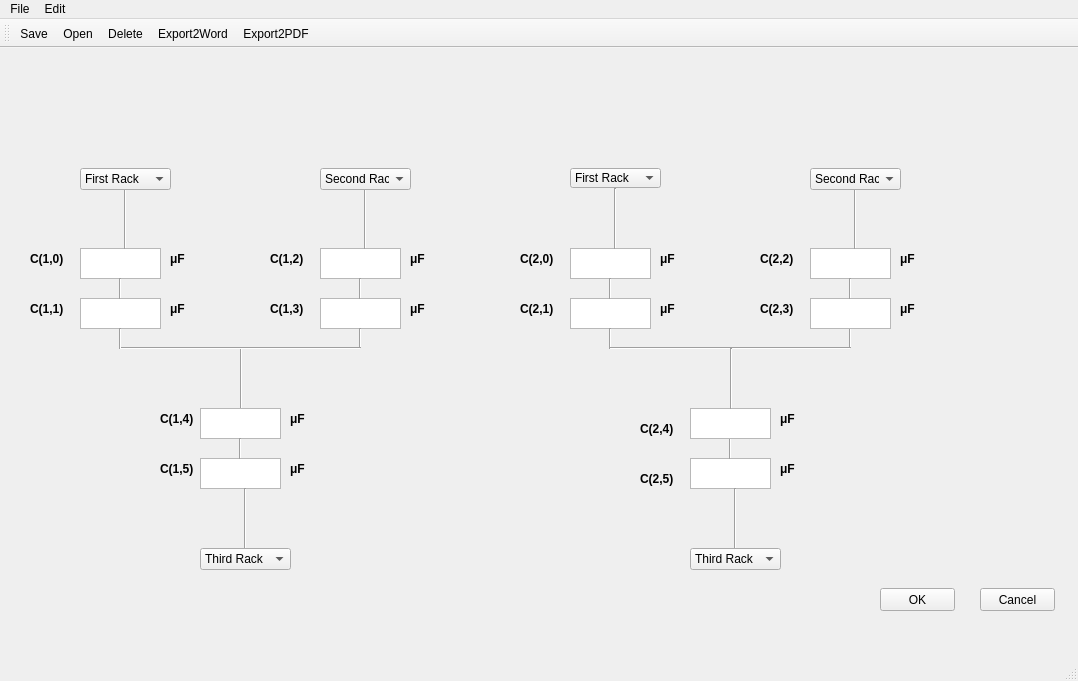
This is Mainwindow_UI_1.ui in AshanSerasinghe/Capacitor_Balancer as Qt 5 draws it before an edit. The edited form follows.
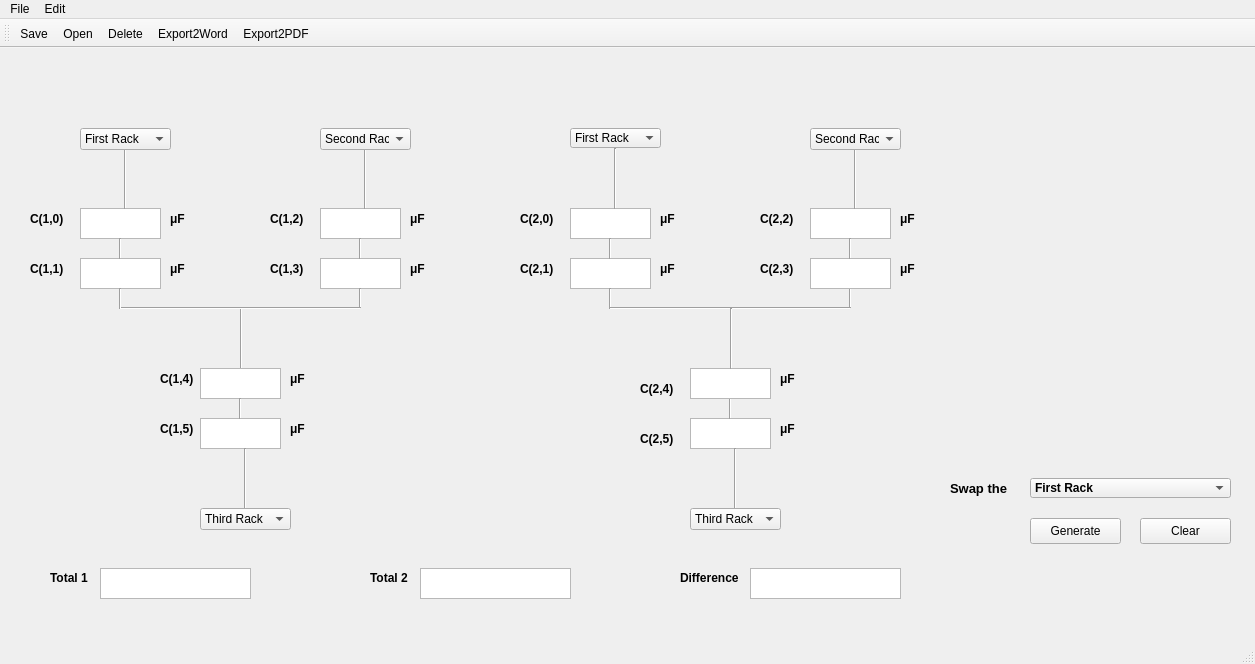
This is the edited form. Icons and pictures are not drawn.

Commit message: Interface is almost done

```diff
--- a/Mainwindow_UI_1.ui
+++ b/Mainwindow_UI_1.ui
@@ -6,8 +6,8 @@
    <rect>
     <x>0</x>
     <y>0</y>
-    <width>1078</width>
-    <height>681</height>
+    <width>1255</width>
+    <height>664</height>
    </rect>
   </property>
   <property name="windowTitle">
@@ -22,7 +22,7 @@
     <property name="geometry">
      <rect>
       <x>120</x>
-      <y>290</y>
+      <y>250</y>
       <width>121</width>
       <height>20</height>
      </rect>
@@ -38,7 +38,7 @@
     <property name="geometry">
      <rect>
       <x>240</x>
-      <y>300</y>
+      <y>260</y>
       <width>3</width>
       <height>61</height>
      </rect>
@@ -51,7 +51,7 @@
     <property name="geometry">
      <rect>
       <x>200</x>
-      <y>360</y>
+      <y>320</y>
       <width>81</width>
       <height>31</height>
      </rect>
@@ -61,7 +61,7 @@
     <property name="geometry">
      <rect>
       <x>200</x>
-      <y>410</y>
+      <y>370</y>
       <width>81</width>
       <height>31</height>
      </rect>
@@ -71,7 +71,7 @@
     <property name="geometry">
      <rect>
       <x>80</x>
-      <y>250</y>
+      <y>210</y>
       <width>81</width>
       <height>31</height>
      </rect>
@@ -81,7 +81,7 @@
     <property name="geometry">
      <rect>
       <x>80</x>
-      <y>200</y>
+      <y>160</y>
       <width>81</width>
       <height>31</height>
      </rect>
@@ -91,7 +91,7 @@
     <property name="geometry">
      <rect>
       <x>110</x>
-      <y>230</y>
+      <y>190</y>
       <width>21</width>
       <height>21</height>
      </rect>
@@ -104,7 +104,7 @@
     <property name="geometry">
      <rect>
       <x>110</x>
-      <y>140</y>
+      <y>100</y>
       <width>31</width>
       <height>61</height>
      </rect>
@@ -117,7 +117,7 @@
     <property name="geometry">
      <rect>
       <x>110</x>
-      <y>280</y>
+      <y>240</y>
       <width>21</width>
       <height>21</height>
      </rect>
@@ -130,7 +130,7 @@
     <property name="geometry">
      <rect>
       <x>230</x>
-      <y>390</y>
+      <y>350</y>
       <width>21</width>
       <height>21</height>
      </rect>
@@ -143,7 +143,7 @@
     <property name="geometry">
      <rect>
       <x>320</x>
-      <y>250</y>
+      <y>210</y>
       <width>81</width>
       <height>31</height>
      </rect>
@@ -153,7 +153,7 @@
     <property name="geometry">
      <rect>
       <x>320</x>
-      <y>200</y>
+      <y>160</y>
       <width>81</width>
       <height>31</height>
      </rect>
@@ -163,7 +163,7 @@
     <property name="geometry">
      <rect>
       <x>350</x>
-      <y>140</y>
+      <y>100</y>
       <width>31</width>
       <height>61</height>
      </rect>
@@ -176,7 +176,7 @@
     <property name="geometry">
      <rect>
       <x>350</x>
-      <y>280</y>
+      <y>240</y>
       <width>21</width>
       <height>21</height>
      </rect>
@@ -189,7 +189,7 @@
     <property name="geometry">
      <rect>
       <x>350</x>
-      <y>230</y>
+      <y>190</y>
       <width>21</width>
       <height>21</height>
      </rect>
@@ -202,7 +202,7 @@
     <property name="geometry">
      <rect>
       <x>240</x>
-      <y>290</y>
+      <y>250</y>
       <width>121</width>
       <height>20</height>
      </rect>
@@ -215,7 +215,7 @@
     <property name="geometry">
      <rect>
       <x>230</x>
-      <y>440</y>
+      <y>400</y>
       <width>31</width>
       <height>61</height>
      </rect>
@@ -228,7 +228,7 @@
     <property name="geometry">
      <rect>
       <x>570</x>
-      <y>250</y>
+      <y>210</y>
       <width>81</width>
       <height>31</height>
      </rect>
@@ -238,7 +238,7 @@
     <property name="geometry">
      <rect>
       <x>840</x>
-      <y>280</y>
+      <y>240</y>
       <width>21</width>
       <height>21</height>
      </rect>
@@ -251,7 +251,7 @@
     <property name="geometry">
      <rect>
       <x>810</x>
-      <y>200</y>
+      <y>160</y>
       <width>81</width>
       <height>31</height>
      </rect>
@@ -261,7 +261,7 @@
     <property name="geometry">
      <rect>
       <x>690</x>
-      <y>410</y>
+      <y>370</y>
       <width>81</width>
       <height>31</height>
      </rect>
@@ -271,7 +271,7 @@
     <property name="geometry">
      <rect>
       <x>570</x>
-      <y>200</y>
+      <y>160</y>
       <width>81</width>
       <height>31</height>
      </rect>
@@ -281,7 +281,7 @@
     <property name="geometry">
      <rect>
       <x>720</x>
-      <y>390</y>
+      <y>350</y>
       <width>21</width>
       <height>21</height>
      </rect>
@@ -294,7 +294,7 @@
     <property name="geometry">
      <rect>
       <x>810</x>
-      <y>250</y>
+      <y>210</y>
       <width>81</width>
       <height>31</height>
      </rect>
@@ -304,7 +304,7 @@
     <property name="geometry">
      <rect>
       <x>600</x>
-      <y>140</y>
+      <y>100</y>
       <width>31</width>
       <height>61</height>
      </rect>
@@ -317,7 +317,7 @@
     <property name="geometry">
      <rect>
       <x>600</x>
-      <y>280</y>
+      <y>240</y>
       <width>21</width>
       <height>21</height>
      </rect>
@@ -330,7 +330,7 @@
     <property name="geometry">
      <rect>
       <x>840</x>
-      <y>230</y>
+      <y>190</y>
       <width>21</width>
       <height>21</height>
      </rect>
@@ -343,7 +343,7 @@
     <property name="geometry">
      <rect>
       <x>840</x>
-      <y>140</y>
+      <y>100</y>
       <width>31</width>
       <height>61</height>
      </rect>
@@ -356,7 +356,7 @@
     <property name="geometry">
      <rect>
       <x>610</x>
-      <y>290</y>
+      <y>250</y>
       <width>121</width>
       <height>20</height>
      </rect>
@@ -369,7 +369,7 @@
     <property name="geometry">
      <rect>
       <x>600</x>
-      <y>230</y>
+      <y>190</y>
       <width>21</width>
       <height>21</height>
      </rect>
@@ -382,7 +382,7 @@
     <property name="geometry">
      <rect>
       <x>690</x>
-      <y>360</y>
+      <y>320</y>
       <width>81</width>
       <height>31</height>
      </rect>
@@ -392,7 +392,7 @@
     <property name="geometry">
      <rect>
       <x>730</x>
-      <y>290</y>
+      <y>250</y>
       <width>121</width>
       <height>20</height>
      </rect>
@@ -405,7 +405,7 @@
     <property name="geometry">
      <rect>
       <x>730</x>
-      <y>300</y>
+      <y>260</y>
       <width>3</width>
       <height>61</height>
      </rect>
@@ -418,7 +418,7 @@
     <property name="geometry">
      <rect>
       <x>720</x>
-      <y>440</y>
+      <y>400</y>
       <width>31</width>
       <height>61</height>
      </rect>
@@ -430,14 +430,14 @@
    <widget class="QPushButton" name="pushButton">
     <property name="geometry">
      <rect>
-      <x>880</x>
-      <y>540</y>
-      <width>75</width>
-      <height>23</height>
+      <x>1030</x>
+      <y>470</y>
+      <width>91</width>
+      <height>26</height>
      </rect>
     </property>
     <property name="text">
-     <string>OK</string>
+     <string>Generate</string>
     </property>
     <property name="icon">
      <iconset>
@@ -447,14 +447,14 @@
    <widget class="QPushButton" name="pushButton_2">
     <property name="geometry">
      <rect>
-      <x>980</x>
-      <y>540</y>
-      <width>75</width>
-      <height>23</height>
+      <x>1140</x>
+      <y>470</y>
+      <width>91</width>
+      <height>26</height>
      </rect>
     </property>
     <property name="text">
-     <string>Cancel</string>
+     <string>Clear</string>
     </property>
     <property name="icon">
      <iconset>
@@ -465,7 +465,7 @@
     <property name="geometry">
      <rect>
       <x>170</x>
-      <y>200</y>
+      <y>160</y>
       <width>41</width>
       <height>21</height>
      </rect>
@@ -484,7 +484,7 @@
     <property name="geometry">
      <rect>
       <x>170</x>
-      <y>250</y>
+      <y>210</y>
       <width>41</width>
       <height>21</height>
      </rect>
@@ -503,7 +503,7 @@
     <property name="geometry">
      <rect>
       <x>410</x>
-      <y>200</y>
+      <y>160</y>
       <width>41</width>
       <height>21</height>
      </rect>
@@ -522,7 +522,7 @@
     <property name="geometry">
      <rect>
       <x>410</x>
-      <y>250</y>
+      <y>210</y>
       <width>41</width>
       <height>21</height>
      </rect>
@@ -541,7 +541,7 @@
     <property name="geometry">
      <rect>
       <x>290</x>
-      <y>360</y>
+      <y>320</y>
       <width>41</width>
       <height>21</height>
      </rect>
@@ -560,7 +560,7 @@
     <property name="geometry">
      <rect>
       <x>290</x>
-      <y>410</y>
+      <y>370</y>
       <width>41</width>
       <height>21</height>
      </rect>
@@ -579,7 +579,7 @@
     <property name="geometry">
      <rect>
       <x>660</x>
-      <y>200</y>
+      <y>160</y>
       <width>41</width>
       <height>21</height>
      </rect>
@@ -598,7 +598,7 @@
     <property name="geometry">
      <rect>
       <x>660</x>
-      <y>250</y>
+      <y>210</y>
       <width>41</width>
       <height>21</height>
      </rect>
@@ -617,7 +617,7 @@
     <property name="geometry">
      <rect>
       <x>900</x>
-      <y>250</y>
+      <y>210</y>
       <width>41</width>
       <height>21</height>
      </rect>
@@ -636,7 +636,7 @@
     <property name="geometry">
      <rect>
       <x>900</x>
-      <y>200</y>
+      <y>160</y>
       <width>41</width>
       <height>21</height>
      </rect>
@@ -655,7 +655,7 @@
     <property name="geometry">
      <rect>
       <x>780</x>
-      <y>410</y>
+      <y>370</y>
       <width>41</width>
       <height>21</height>
      </rect>
@@ -674,7 +674,7 @@
     <property name="geometry">
      <rect>
       <x>780</x>
-      <y>360</y>
+      <y>320</y>
       <width>41</width>
       <height>21</height>
      </rect>
@@ -693,7 +693,7 @@
     <property name="geometry">
      <rect>
       <x>30</x>
-      <y>200</y>
+      <y>160</y>
       <width>51</width>
       <height>21</height>
      </rect>
@@ -712,7 +712,7 @@
     <property name="geometry">
      <rect>
       <x>30</x>
-      <y>250</y>
+      <y>210</y>
       <width>51</width>
       <height>21</height>
      </rect>
@@ -731,7 +731,7 @@
     <property name="geometry">
      <rect>
       <x>270</x>
-      <y>250</y>
+      <y>210</y>
       <width>51</width>
       <height>21</height>
      </rect>
@@ -750,7 +750,7 @@
     <property name="geometry">
      <rect>
       <x>270</x>
-      <y>200</y>
+      <y>160</y>
       <width>51</width>
       <height>21</height>
      </rect>
@@ -769,7 +769,7 @@
     <property name="geometry">
      <rect>
       <x>160</x>
-      <y>410</y>
+      <y>370</y>
       <width>41</width>
       <height>21</height>
      </rect>
@@ -788,7 +788,7 @@
     <property name="geometry">
      <rect>
       <x>160</x>
-      <y>360</y>
+      <y>320</y>
       <width>41</width>
       <height>21</height>
      </rect>
@@ -807,7 +807,7 @@
     <property name="geometry">
      <rect>
       <x>520</x>
-      <y>250</y>
+      <y>210</y>
       <width>51</width>
       <height>21</height>
      </rect>
@@ -826,7 +826,7 @@
     <property name="geometry">
      <rect>
       <x>520</x>
-      <y>200</y>
+      <y>160</y>
       <width>51</width>
       <height>21</height>
      </rect>
@@ -845,7 +845,7 @@
     <property name="geometry">
      <rect>
       <x>640</x>
-      <y>420</y>
+      <y>380</y>
       <width>51</width>
       <height>21</height>
      </rect>
@@ -864,7 +864,7 @@
     <property name="geometry">
      <rect>
       <x>640</x>
-      <y>370</y>
+      <y>330</y>
       <width>51</width>
       <height>21</height>
      </rect>
@@ -883,7 +883,7 @@
     <property name="geometry">
      <rect>
       <x>760</x>
-      <y>250</y>
+      <y>210</y>
       <width>51</width>
       <height>21</height>
      </rect>
@@ -902,7 +902,7 @@
     <property name="geometry">
      <rect>
       <x>760</x>
-      <y>200</y>
+      <y>160</y>
       <width>51</width>
       <height>21</height>
      </rect>
@@ -921,7 +921,7 @@
     <property name="geometry">
      <rect>
       <x>80</x>
-      <y>120</y>
+      <y>80</y>
       <width>91</width>
       <height>22</height>
      </rect>
@@ -946,7 +946,7 @@
     <property name="geometry">
      <rect>
       <x>320</x>
-      <y>120</y>
+      <y>80</y>
       <width>91</width>
       <height>22</height>
      </rect>
@@ -971,7 +971,7 @@
     <property name="geometry">
      <rect>
       <x>200</x>
-      <y>500</y>
+      <y>460</y>
       <width>91</width>
       <height>22</height>
      </rect>
@@ -996,7 +996,7 @@
     <property name="geometry">
      <rect>
       <x>570</x>
-      <y>120</y>
+      <y>80</y>
       <width>91</width>
       <height>20</height>
      </rect>
@@ -1021,7 +1021,7 @@
     <property name="geometry">
      <rect>
       <x>810</x>
-      <y>120</y>
+      <y>80</y>
       <width>91</width>
       <height>22</height>
      </rect>
@@ -1046,7 +1046,7 @@
     <property name="geometry">
      <rect>
       <x>690</x>
-      <y>500</y>
+      <y>460</y>
       <width>91</width>
       <height>22</height>
      </rect>
@@ -1067,13 +1067,154 @@
      </property>
     </item>
    </widget>
+   <widget class="QComboBox" name="comboBox_7">
+    <property name="geometry">
+     <rect>
+      <x>1030</x>
+      <y>430</y>
+      <width>201</width>
+      <height>20</height>
+     </rect>
+    </property>
+    <property name="font">
+     <font>
+      <weight>75</weight>
+      <bold>true</bold>
+     </font>
+    </property>
+    <item>
+     <property name="text">
+      <string>First Rack</string>
+     </property>
+    </item>
+    <item>
+     <property name="text">
+      <string>Second Rack</string>
+     </property>
+    </item>
+    <item>
+     <property name="text">
+      <string>Third Rack</string>
+     </property>
+    </item>
+   </widget>
+   <widget class="QLabel" name="label_25">
+    <property name="geometry">
+     <rect>
+      <x>950</x>
+      <y>430</y>
+      <width>81</width>
+      <height>20</height>
+     </rect>
+    </property>
+    <property name="font">
+     <font>
+      <pointsize>10</pointsize>
+      <weight>75</weight>
+      <bold>true</bold>
+     </font>
+    </property>
+    <property name="text">
+     <string>Swap the </string>
+    </property>
+   </widget>
+   <widget class="QLabel" name="label_26">
+    <property name="geometry">
+     <rect>
+      <x>50</x>
+      <y>520</y>
+      <width>51</width>
+      <height>20</height>
+     </rect>
+    </property>
+    <property name="font">
+     <font>
+      <pointsize>9</pointsize>
+      <weight>75</weight>
+      <bold>true</bold>
+     </font>
+    </property>
+    <property name="text">
+     <string>Total 1</string>
+    </property>
+   </widget>
+   <widget class="QTextEdit" name="textEdit_13">
+    <property name="geometry">
+     <rect>
+      <x>100</x>
+      <y>520</y>
+      <width>151</width>
+      <height>31</height>
+     </rect>
+    </property>
+   </widget>
+   <widget class="QLabel" name="label_27">
+    <property name="geometry">
+     <rect>
+      <x>370</x>
+      <y>520</y>
+      <width>51</width>
+      <height>20</height>
+     </rect>
+    </property>
+    <property name="font">
+     <font>
+      <pointsize>9</pointsize>
+      <weight>75</weight>
+      <bold>true</bold>
+     </font>
+    </property>
+    <property name="text">
+     <string>Total 2</string>
+    </property>
+   </widget>
+   <widget class="QTextEdit" name="textEdit_14">
+    <property name="geometry">
+     <rect>
+      <x>420</x>
+      <y>520</y>
+      <width>151</width>
+      <height>31</height>
+     </rect>
+    </property>
+   </widget>
+   <widget class="QLabel" name="label_28">
+    <property name="geometry">
+     <rect>
+      <x>680</x>
+      <y>520</y>
+      <width>81</width>
+      <height>20</height>
+     </rect>
+    </property>
+    <property name="font">
+     <font>
+      <pointsize>9</pointsize>
+      <weight>75</weight>
+      <bold>true</bold>
+     </font>
+    </property>
+    <property name="text">
+     <string>Difference</string>
+    </property>
+   </widget>
+   <widget class="QTextEdit" name="textEdit_15">
+    <property name="geometry">
+     <rect>
+      <x>750</x>
+      <y>520</y>
+      <width>151</width>
+      <height>31</height>
+     </rect>
+    </property>
+   </widget>
   </widget>
   <widget class="QMenuBar" name="menubar">
    <property name="geometry">
     <rect>
      <x>0</x>
      <y>0</y>
-     <width>1078</width>
+     <width>1255</width>
      <height>21</height>
     </rect>
    </property>
```
The commit also changes 1 other file.
